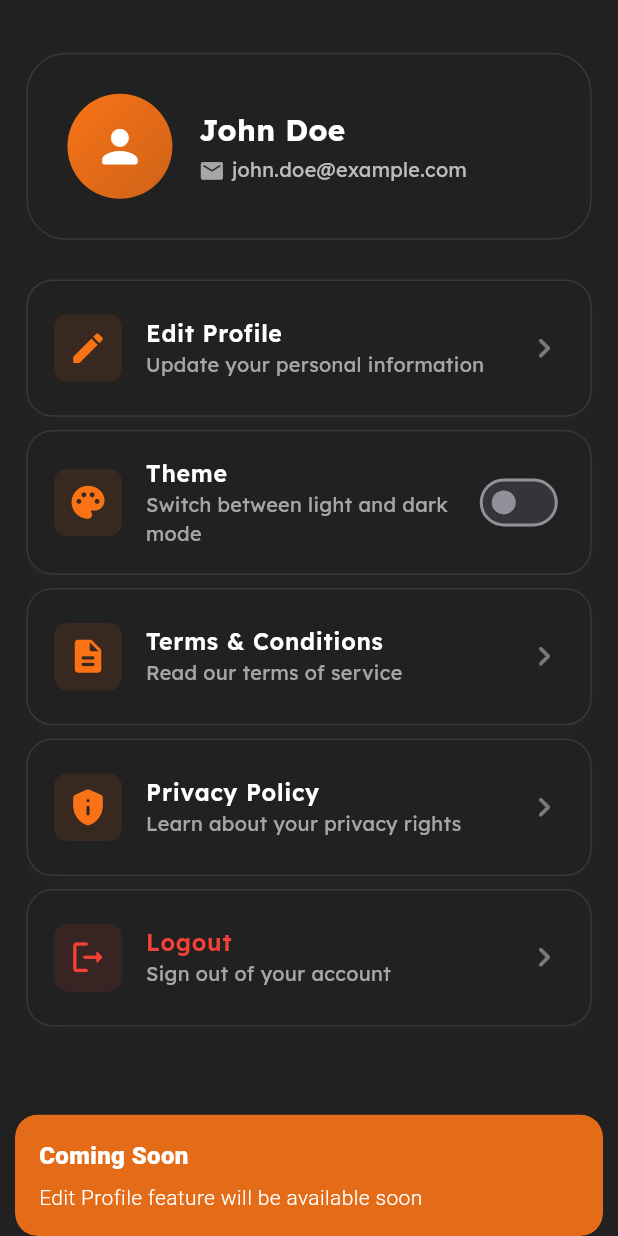
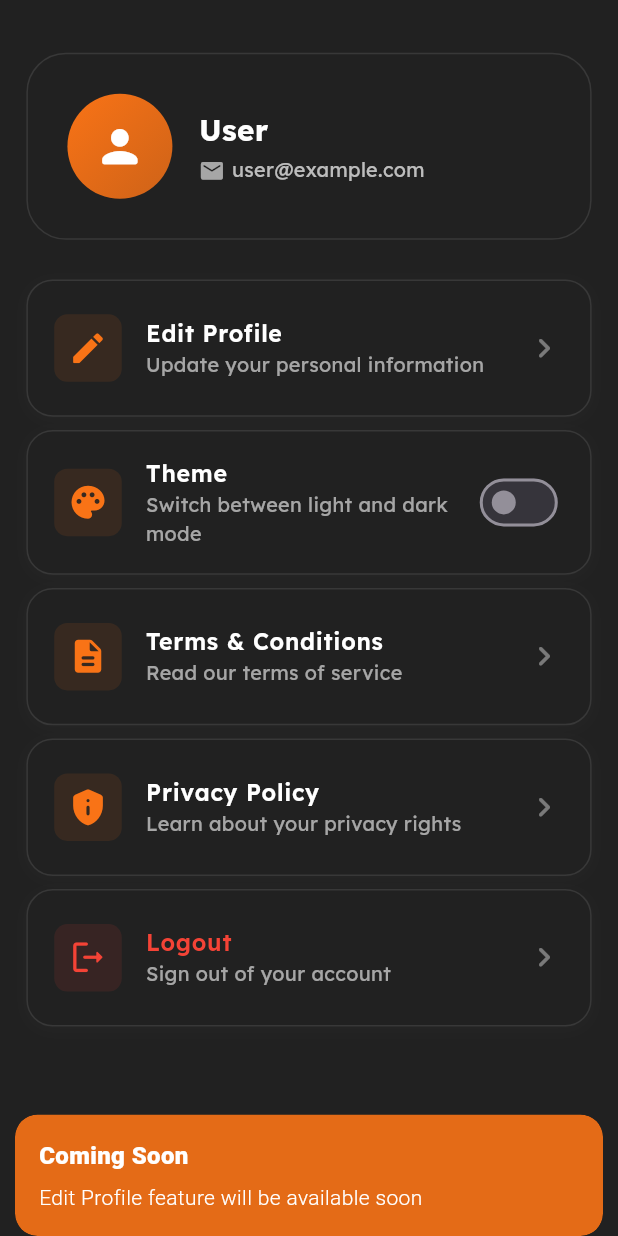
Before and after one commit to RaiseHigh-Tech/topgrade_mobile_app, a Flutter app: the ProfilePage screen opened directly, after a tap on "Edit Profile", on a phone screen of 412 x 824 dp. Run offline on Flutter 3.47's test engine with Material 3 defaults, Android fonts, the phone set to English and light mode, and no system bars; our stand-ins replace carousel_slider, dio, firebase_auth, firebase_core, flutter_secure_storage, flutter_svg and 6 more; accounts and stored records are empty; network calls fail.

Commit message:
Add user data handling to auth flow and UI
Introduces UserModel and updates response models to include user data. AuthController now saves user info to secure storage after sign-in/up. Home and Profile pages dynamically display user name and contact info from storage. TokenHelper extended to support saving, retrieving, and clearing user data.

```diff
--- a/lib/features/data/model/phone_signin_response_model.dart
+++ b/lib/features/data/model/phone_signin_response_model.dart
@@ -1,9 +1,12 @@
+import 'user_model.dart';
+
 class PhoneSigninResponseModel {
   final bool success;
   final String message;
   final String? accessToken;
   final String? refreshToken;
   final bool? hasAreaOfIntrest;
+  final UserModel? user;
 
   PhoneSigninResponseModel({
     required this.success,
@@ -11,6 +14,7 @@ class PhoneSigninResponseModel {
     this.accessToken,
     this.refreshToken,
     this.hasAreaOfIntrest,
+    this.user,
   });
 
   factory PhoneSigninResponseModel.fromJson(Map<String, dynamic> json) {
@@ -21,6 +25,7 @@ class PhoneSigninResponseModel {
       accessToken: json['access_token'] ?? json['accessToken'],
       refreshToken: json['refresh_token'] ?? json['refreshToken'],
       hasAreaOfIntrest: json['has_area_of_intrest'] ?? json['hasAreaOfIntrest'],
+      user: json['user'] != null ? UserModel.fromJson(json['user']) : null,
     );
   }
 
@@ -31,6 +36,7 @@ class PhoneSigninResponseModel {
       'access_token': accessToken,
       'refresh_token': refreshToken,
       'has_area_of_intrest': hasAreaOfIntrest,
+      'user': user?.toJson(),
     };
   }
 
--- a/lib/features/data/model/signin_response_model.dart
+++ b/lib/features/data/model/signin_response_model.dart
@@ -1,3 +1,5 @@
+import 'user_model.dart';
+
 class SigninResponseModel {
   final bool success;
   final String message;
@@ -6,6 +8,7 @@ class SigninResponseModel {
   final String? otp;
   final bool? userExists;
   final bool? hasAreaOfIntrest;
+  final UserModel? user;
 
   SigninResponseModel({
     required this.success,
@@ -15,6 +18,7 @@ class SigninResponseModel {
     this.otp,
     this.userExists,
     this.hasAreaOfIntrest,
+    this.user,
   });
 
   /// Factory method to create SigninResponseModel from JSON
@@ -27,6 +31,7 @@ class SigninResponseModel {
       otp: json['otp'],
       userExists: json['user_exists'],
       hasAreaOfIntrest: json['has_area_of_intrest'],
+      user: json['user'] != null ? UserModel.fromJson(json['user']) : null,
     );
   }
 
--- a/lib/features/data/model/signup_response_model.dart
+++ b/lib/features/data/model/signup_response_model.dart
@@ -1,9 +1,12 @@
+import 'user_model.dart';
+
 class SignupResponseModel {
   final bool success;
   final String message;
   final String? accessToken;
   final String? refreshToken;
   final bool? hasAreaOfIntrest;
+  final UserModel? user;
 
   SignupResponseModel({
     required this.success,
@@ -11,6 +14,7 @@ class SignupResponseModel {
     this.accessToken,
     this.refreshToken,
     this.hasAreaOfIntrest,
+    this.user,
   });
 
   /// Factory method to create SignupResponseModel from JSON
@@ -21,6 +25,7 @@ class SignupResponseModel {
       accessToken: json['access_token'],
       refreshToken: json['refresh_token'],
       hasAreaOfIntrest: json['has_area_of_intrest'],
+      user: json['user'] != null ? UserModel.fromJson(json['user']) : null,
     );
   }
 
--- a/lib/features/presentation/controllers/auth_controller.dart
+++ b/lib/features/presentation/controllers/auth_controller.dart
@@ -110,6 +110,15 @@ class AuthController extends GetxController {
           response.refreshToken!,
         );
 
+        // Save user data to storage
+        if (response.user != null) {
+          await TokenHelper.saveUserData(
+            fullname: response.user!.fullname,
+            email: response.user!.email,
+            phoneNumber: response.user!.phoneNumber,
+          );
+        }
+
         // Clear form
         fullNameController.clear();
         signupEmailController.clear();
@@ -172,6 +181,15 @@ class AuthController extends GetxController {
           response.accessToken!,
           response.refreshToken!,
         );
+
+        // Save user data to storage
+        if (response.user != null) {
+          await TokenHelper.saveUserData(
+            fullname: response.user!.fullname,
+            email: response.user!.email,
+            phoneNumber: response.user!.phoneNumber,
+          );
+        }
 
         // Clear form
         emailController.clear();
@@ -479,6 +497,15 @@ class AuthController extends GetxController {
           response.refreshToken!,
         );
 
+        // Save user data to storage
+        if (response.user != null) {
+          await TokenHelper.saveUserData(
+            fullname: response.user!.fullname,
+            email: response.user!.email,
+            phoneNumber: response.user!.phoneNumber,
+          );
+        }
+
         // Clear form
         mobileNameController.clear();
         phoneController.clear();
--- a/lib/features/presentation/views/home/pages/profile_page.dart
+++ b/lib/features/presentation/views/home/pages/profile_page.dart
@@ -5,15 +5,53 @@ import 'package:topgrade/features/presentation/routes/routes.dart';
 import '../../../../../utils/constants/fonts.dart';
 import '../../../../../utils/constants/sizes.dart';
 import '../../../../../utils/constants/api_endpoints.dart';
+import '../../../../../utils/helpers/token_helper.dart';
 import '../../../controllers/auth_controller.dart';
 import '../../../controllers/theme_controller.dart';
 import '../../webview/webview_screen.dart';
 
-class ProfilePage extends StatelessWidget {
+class ProfilePage extends StatefulWidget {
   ProfilePage({super.key});
 
+  @override
+  State<ProfilePage> createState() => _ProfilePageState();
+}
+
+class _ProfilePageState extends State<ProfilePage> {
   final XThemeController themeController = Get.find<XThemeController>();
   final AuthController authController = Get.find<AuthController>();
+
+  String _userName = 'User';
+  String _userContact = 'user@example.com';
+
+  @override
+  void initState() {
+    super.initState();
+    _loadUserData();
+  }
+
+  // Load user data from storage
+  Future<void> _loadUserData() async {
+    final fullname = await TokenHelper.getUserFullname();
+    final phoneNumber = await TokenHelper.getUserPhoneNumber();
+    final email = await TokenHelper.getUserEmail();
+
+    if (mounted) {
+      setState(() {
+        // Set user name
+        if (fullname != null && fullname.isNotEmpty) {
+          _userName = fullname;
+        }
+
+        // Priority: Phone number > Email
+        if (phoneNumber != null && phoneNumber.isNotEmpty) {
+          _userContact = phoneNumber;
+        } else if (email != null && email.isNotEmpty) {
+          _userContact = email;
+        }
+      });
+    }
+  }
 
   @override
   Widget build(BuildContext context) {
@@ -87,7 +125,7 @@ class ProfilePage extends StatelessWidget {
               crossAxisAlignment: CrossAxisAlignment.start,
               children: [
                 Text(
-                  'John Doe',
+                  _userName,
                   style: TextStyle(
                     fontSize: XSizes.textSizeXl,
                     fontWeight: FontWeight.bold,
@@ -106,7 +144,7 @@ class ProfilePage extends StatelessWidget {
                     SizedBox(width: XSizes.spacingXs),
                     Expanded(
                       child: Text(
-                        'john.doe@example.com', // TODO: Replace with actual email
+                        _userContact,
                         style: TextStyle(
                           fontSize: XSizes.textSizeSm,
                           color: themeController.textColor.withOpacity(0.7),
--- a/lib/utils/helpers/token_helper.dart
+++ b/lib/utils/helpers/token_helper.dart
@@ -14,6 +14,9 @@ class TokenHelper {
   // Storage keys
   static const String _accessTokenKey = 'access_token';
   static const String _refreshTokenKey = 'refresh_token';
+  static const String _userFullnameKey = 'user_fullname';
+  static const String _userEmailKey = 'user_email';
+  static const String _userPhoneKey = 'user_phone_number';
 
   /// Save tokens to secure storage
   static Future<void> saveTokens(String accessToken, String refreshToken) async {
@@ -37,10 +40,39 @@ class TokenHelper {
     return accessToken != null && accessToken.isNotEmpty;
   }
 
-  /// Clear all tokens from storage
+  /// Save user data to secure storage
+  static Future<void> saveUserData({
+    required String fullname,
+    required String email,
+    required String phoneNumber,
+  }) async {
+    await _secureStorage.write(key: _userFullnameKey, value: fullname);
+    await _secureStorage.write(key: _userEmailKey, value: email);
+    await _secureStorage.write(key: _userPhoneKey, value: phoneNumber);
+  }
+
+  /// Get user fullname from secure storage
+  static Future<String?> getUserFullname() async {
+    return await _secureStorage.read(key: _userFullnameKey);
+  }
+
+  /// Get user email from secure storage
+  static Future<String?> getUserEmail() async {
+    return await _secureStorage.read(key: _userEmailKey);
+  }
+
+  /// Get user phone number from secure storage
+  static Future<String?> getUserPhoneNumber() async {
+    return await _secureStorage.read(key: _userPhoneKey);
+  }
+
+  /// Clear all tokens and user data from storage
   static Future<void> clearTokens() async {
     await _secureStorage.delete(key: _accessTokenKey);
     await _secureStorage.delete(key: _refreshTokenKey);
+    await _secureStorage.delete(key: _userFullnameKey);
+    await _secureStorage.delete(key: _userEmailKey);
+    await _secureStorage.delete(key: _userPhoneKey);
   }
 
   /// Get authorization header with bearer token
```
Also changed, not shown: lib/features/data/model/user_model.dart (added, +27 -0 lines), lib/features/presentation/views/home/pages/home_page.dart (+32 -2 lines).
